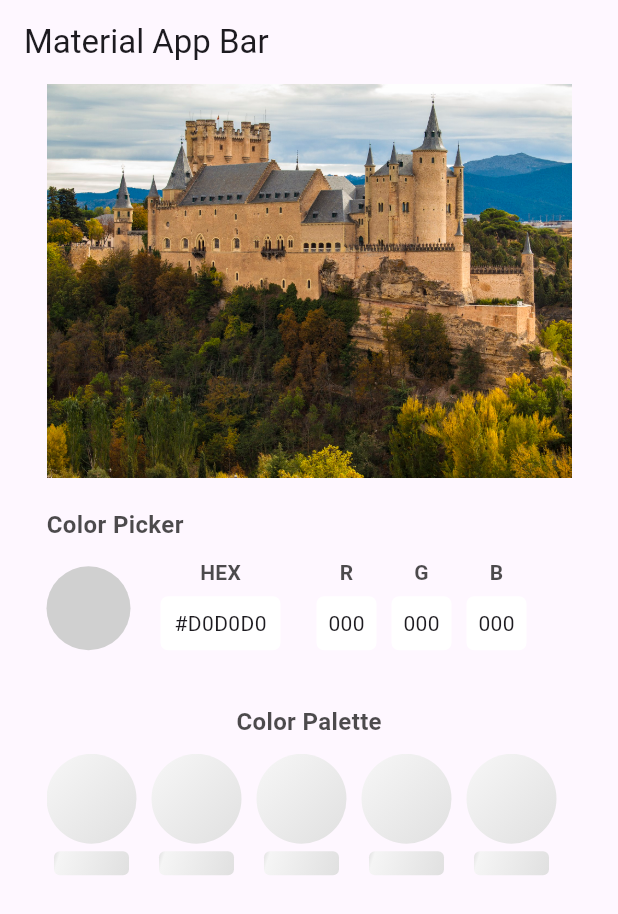
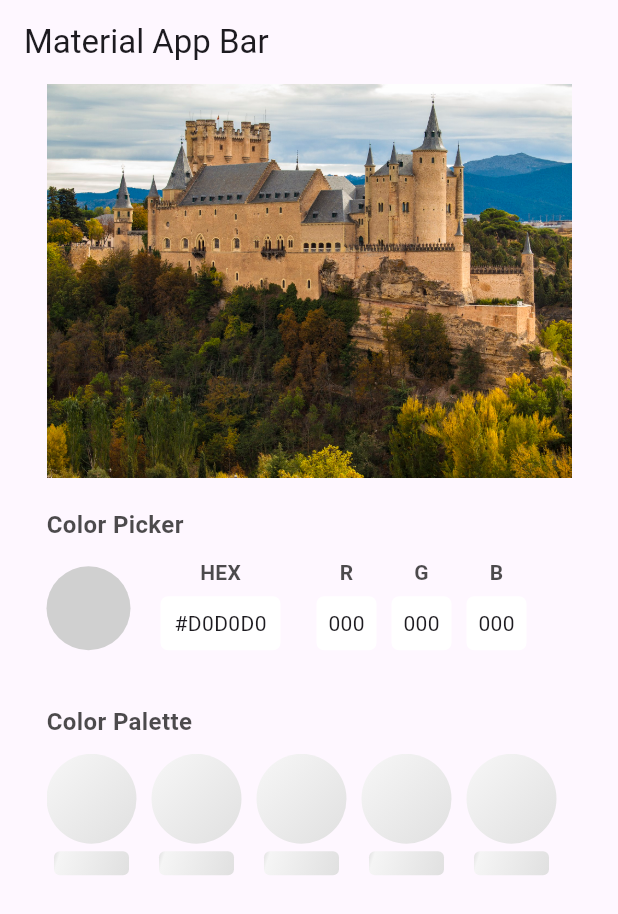
Before and after one commit to DarienRomero/flutter_color_palette, a Flutter app: the screen it shows after launch, on a phone screen of 412 x 824 dp. Shown: the top 914 px of the screen. Run offline on Flutter 3.47's test engine with Material 3 defaults, Android fonts, the phone set to English and light mode, and no system bars.

Commit message:
feat: responsive

```diff
--- a/example/lib/main.dart
+++ b/example/lib/main.dart
@@ -35,7 +35,7 @@ class MyApp extends StatelessWidget {
             },
           )
         ),
-      ),
+      )
     );
   }
 }
--- a/lib/flutter_color_palette.dart
+++ b/lib/flutter_color_palette.dart
@@ -24,7 +24,7 @@ class FlutterColorPalette extends StatefulWidget {
     required this.onGreenSelected,
     required this.onBlueSelected,
     this.width = 300,
-  });
+  }) : assert(width >= 250, 'At least 300px width');
 
   @override
   State<FlutterColorPalette> createState() => _FlutterColorPaletteState();
@@ -83,8 +83,11 @@ class _FlutterColorPaletteState extends State<FlutterColorPalette> {
             onRedSelected: widget.onRedSelected,
             onGreenSelected: widget.onGreenSelected,
             onBlueSelected: widget.onBlueSelected,
+            width: widget.width,
           ),
           Container(height: 30),
+          Row(
+            children: [
               Text(
                 "Color Palette",
                 style: TextStyle(
@@ -92,6 +95,8 @@ class _FlutterColorPaletteState extends State<FlutterColorPalette> {
                   fontWeight: FontWeight.bold,
                   color: Colors.black.withOpacity(0.7)
                 )
+              ),
+            ],
           ),
           Container(height: 10),
           ColorItemList(
--- a/lib/widgets/color_item_list.dart
+++ b/lib/widgets/color_item_list.dart
@@ -40,9 +40,9 @@ class ColorItemList extends StatelessWidget {
             }
 
             return SizedBox(
-              height: 90,
+              height: 120,
               child: ScrollIndicatorWidget(
-                height: 90,
+                height: 120,
                 colorModels: colorModels,
                 onHexSelected: onHexSelected,
               ),
--- a/lib/widgets/color_palette_selectables.dart
+++ b/lib/widgets/color_palette_selectables.dart
@@ -9,6 +9,7 @@ class ColorPaletteSelectables extends StatelessWidget {
   final Function(int) onRedSelected;
   final Function(int) onGreenSelected;
   final Function(int) onBlueSelected;
+  final double width;
 
   const ColorPaletteSelectables({
     super.key,
@@ -17,6 +18,7 @@ class ColorPaletteSelectables extends StatelessWidget {
     required this.onRedSelected,
     required this.onGreenSelected,
     required this.onBlueSelected,
+    required this.width,
   });
 
   @override
@@ -51,7 +53,55 @@ class ColorPaletteSelectables extends StatelessWidget {
                   ),
                 ),
                 Container(width: 20),
-                Expanded(
+                if(width < 300) Column(
+                  children: [
+                    DataIndicator(
+                      title: "HEX",
+                      width: 80,
+                      value: colorDetected?.hex ?? "#D0D0D0",
+                      onPressed: () {
+                        onHexSelected(colorDetected?.hex ?? "#D0D0D0");
+                      },
+                    ),
+                    Row(
+                      mainAxisSize: MainAxisSize.max,
+                      mainAxisAlignment: MainAxisAlignment.center,
+                      children: [
+                        Row(
+                          children: [
+                            DataIndicator(
+                              title: "R",
+                              width: 40,
+                              value: (colorDetected?.red.toString() ?? "0").padLeft(3, '0'),
+                              onPressed: () {
+                                onRedSelected(colorDetected?.red ?? 0);
+                              },
+                            ),
+                            Container(width: 10),
+                            DataIndicator(
+                              title: "G",
+                              width: 40,
+                              value: (colorDetected?.green.toString() ?? "0").padLeft(3, '0'),
+                              onPressed: () {
+                                onGreenSelected(colorDetected?.green ?? 0);
+                              },
+                            ),
+                            Container(width: 10),
+                            DataIndicator(
+                              title: "B",
+                              width: 40,
+                              value: (colorDetected?.blue.toString() ?? "0").padLeft(3, '0'),
+                              onPressed: () {
+                                onBlueSelected(colorDetected?.blue ?? 0);
+                              },
+                            ),
+                          ],
+                        ),
+                      ],
+                    ),
+                  ],
+                ),
+                if(width >= 300) Expanded(
                   child: Row(
                     mainAxisSize: MainAxisSize.max,
                     mainAxisAlignment: MainAxisAlignment.spaceBetween,
--- a/lib/widgets/data_indicator.dart
+++ b/lib/widgets/data_indicator.dart
@@ -33,7 +33,10 @@ class DataIndicator extends StatelessWidget {
               borderRadius: BorderRadius.circular(5),
             ),
             padding: const EdgeInsets.all(5),
-            child: Text(value),
+            child: FittedBox(
+              fit: BoxFit.scaleDown,
+              child: Text(value),
+            ),
           ),
         ),
       ],
```
Lines whose indentation alone changed are shown as unchanged.
